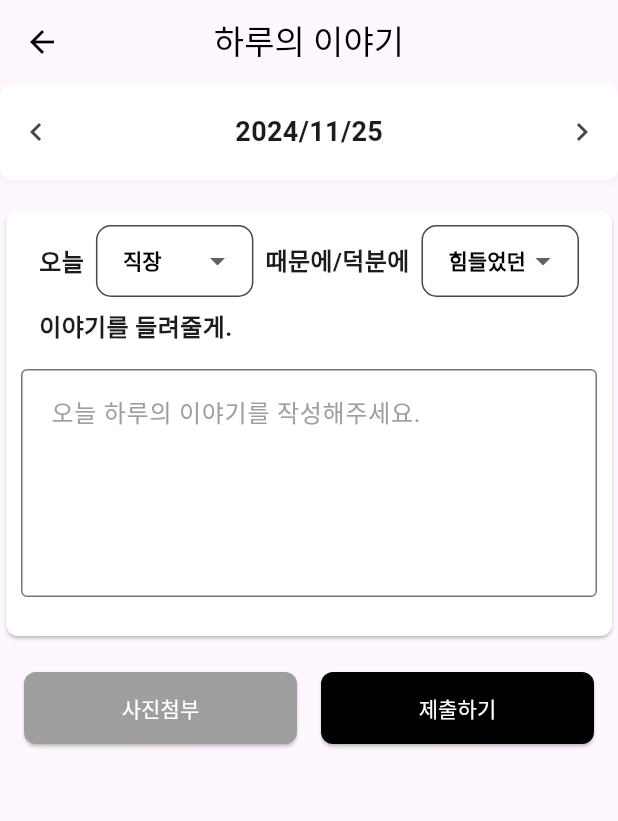
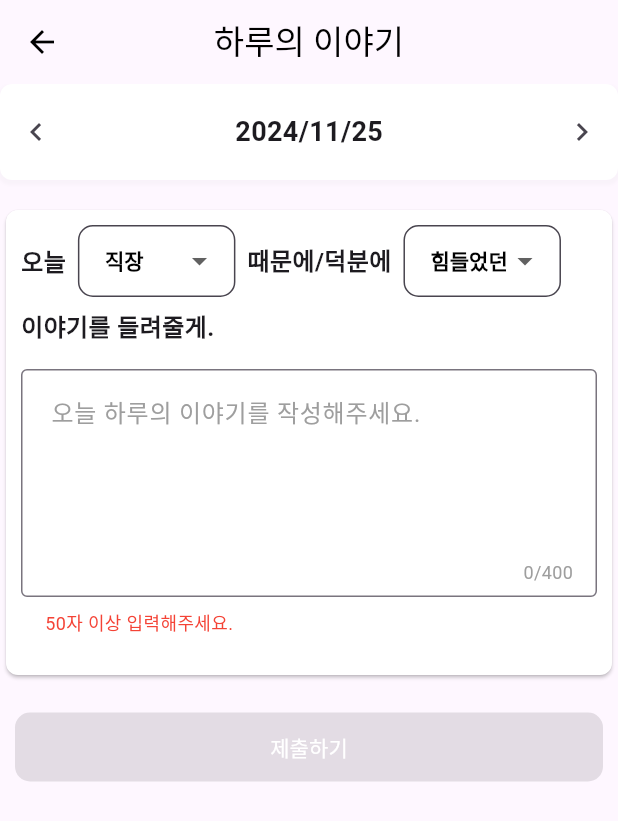
Before and after one commit to Jangjimin9766/hython-team3-front, a Flutter app: the WriteDiaryPage screen opened directly, on a phone screen of 412 x 824 dp. Shown: the top 821 px of the screen. Run offline on Flutter 3.47's test engine with Material 3 defaults, Android fonts, the phone set to English and light mode, and no system bars; our stand-ins replace image_picker, permission_handler.

Commit message:
[FEAT] 일기 작성 완료 화면 구현 및 일기 제출 조건에 따른 UI 업데이트(버튼 활성화, 텍스트 안내 문구 등)

```diff
--- a/lib/components/ButtonSubmit.dart
+++ b/lib/components/ButtonSubmit.dart
@@ -1,25 +1,30 @@
 import 'package:flutter/material.dart';
 
 class ButtonSubmit extends StatelessWidget {
-  final VoidCallback onPressed;
+  final VoidCallback? onPressed; // null이면 비활성화
+  final bool isEnabled;
 
   const ButtonSubmit({
     Key? key,
     required this.onPressed,
+    this.isEnabled = true,
   }) : super(key: key);
 
   @override
   Widget build(BuildContext context) {
     return ElevatedButton(
-      onPressed: onPressed,
+      onPressed: isEnabled ? onPressed : null, // 비활성화 처리
       style: ElevatedButton.styleFrom(
-        backgroundColor: Colors.black,
+        backgroundColor: isEnabled ? Colors.black : Colors.grey, // 상태에 따라 색상 변경
+        padding: const EdgeInsets.symmetric(horizontal: 50, vertical: 13),
         shape: RoundedRectangleBorder(
-          borderRadius: BorderRadius.circular(8),
+          borderRadius: BorderRadius.circular(10),
         ),
-        minimumSize: const Size.fromHeight(48),
       ),
-      child: const Text('제출하기', style: TextStyle(color: Colors.white)),
+      child: const Text(
+        '제출하기',
+        style: TextStyle(color: Colors.white, fontSize: 14),
+      ),
     );
   }
 }
--- a/lib/components/DiaryInputCard.dart
+++ b/lib/components/DiaryInputCard.dart
@@ -1,10 +1,11 @@
 import 'package:flutter/material.dart';
 import 'CustomDropdown.dart';
 
-class DiaryInputCard extends StatelessWidget {
+class DiaryInputCard extends StatefulWidget {
   final Function(String?) onDropdown1Changed;
   final Function(String?) onDropdown2Changed;
   final Function(String) onTextChanged;
+  final Function(bool) onCharacterCountValid; // 최소 글자수 유효 여부 전달
   final Widget? imagePreview;
 
   const DiaryInputCard({
@@ -12,8 +13,29 @@ class DiaryInputCard extends StatelessWidget {
     required this.onDropdown1Changed,
     required this.onDropdown2Changed,
     required this.onTextChanged,
+    required this.onCharacterCountValid,
     this.imagePreview,
   }) : super(key: key);
+
+  @override
+  _DiaryInputCardState createState() => _DiaryInputCardState();
+}
+
+class _DiaryInputCardState extends State<DiaryInputCard> {
+  final TextEditingController _textController = TextEditingController();
+  int _characterCount = 0;
+
+  @override
+  void initState() {
+    super.initState();
+    _textController.addListener(() {
+      setState(() {
+        _characterCount = _textController.text.length;
+      });
+      widget.onTextChanged(_textController.text);
+      widget.onCharacterCountValid(_characterCount >= 50); // 최소 글자 수 확인
+    });
+  }
 
   @override
   Widget build(BuildContext context) {
@@ -26,6 +48,7 @@ class DiaryInputCard extends StatelessWidget {
       child: Container(
         padding: const EdgeInsets.all(10.0),
         child: Column(
+          crossAxisAlignment: CrossAxisAlignment.start,
           children: [
             Wrap(
               spacing: 8.0,
@@ -40,7 +63,7 @@ class DiaryInputCard extends StatelessWidget {
                 CustomDropdown(
                   initialValue: '직장',
                   items: ['직장', '학업', '가족', '친구', '인간관계', '건강', '날씨', '연애/사랑', '돈', '기타'],
-                  onChanged: onDropdown1Changed,
+                  onChanged: widget.onDropdown1Changed,
                 ),
                 const Text(
                   "때문에/덕분에",
@@ -49,7 +72,7 @@ class DiaryInputCard extends StatelessWidget {
                 CustomDropdown(
                   initialValue: '힘들었던',
                   items: ['힘들었던', '좋았던', '특별했던'],
-                  onChanged: onDropdown2Changed,
+                  onChanged: widget.onDropdown2Changed,
                 ),
                 const Text(
                   "이야기를 들려줄게.",
@@ -58,7 +81,10 @@ class DiaryInputCard extends StatelessWidget {
               ],
             ),
             const SizedBox(height: 16),
+            Stack(
+              children: [
                 TextField(
+                  controller: _textController,
                   maxLines: 5,
                   decoration: const InputDecoration(
                     hintText: '오늘 하루의 이야기를 작성해주세요.',
@@ -66,10 +92,27 @@ class DiaryInputCard extends StatelessWidget {
                     border: OutlineInputBorder(),
                     contentPadding: EdgeInsets.all(16),
                   ),
-              onChanged: onTextChanged,
+                ),
+                Positioned(
+                  bottom: 8,
+                  right: 16,
+                  child: Text(
+                    '${_characterCount}/400', // 글자수 표시
+                    style: const TextStyle(fontSize: 12, color: Colors.grey),
+                  ),
+                ),
+              ],
+            ),
+            if (_characterCount < 50)
+              const Padding(
+                padding: EdgeInsets.only(top: 8, left: 16),
+                child: Text(
+                  '50자 이상 입력해주세요.', // 경고 메시지
+                  style: TextStyle(fontSize: 12, color: Colors.red),
+                ),
               ),
             const SizedBox(height: 16),
-            if (imagePreview != null) imagePreview!,
+            if (widget.imagePreview != null) widget.imagePreview!,
           ],
         ),
       ),
--- a/lib/pages/writeDairyPage.dart
+++ b/lib/pages/writeDairyPage.dart
@@ -7,6 +7,7 @@ import '../components/DateSelector.dart';
 import '../components/DiaryInputCard.dart';
 import '../components/ButtonPickPicture.dart';
 import '../components/ButtonSubmit.dart';
+import './completeWriteDiaryPage.dart'; // CompleteWriteDiaryPage import
 
 class WriteDiaryPage extends StatefulWidget {
   const WriteDiaryPage({Key? key}) : super(key: key);
@@ -18,30 +19,15 @@ class WriteDiaryPage extends StatefulWidget {
 class _WriteDiaryPageState extends State<WriteDiaryPage> {
   XFile? _image;
   final ImagePicker picker = ImagePicker();
+  bool _isButtonEnabled = false; // 버튼 활성화 상태
 
-  Future<bool> _requestPermission(Permission permission) async {
-    final status = await permission.request();
-    if (status.isGranted) return true;
-
-    if (status.isPermanentlyDenied) {
-      ScaffoldMessenger.of(context).showSnackBar(SnackBar(
-        content: const Text('앱 사용을 위해 권한이 필요합니다. 설정에서 허용해주세요.'),
-        action: SnackBarAction(label: '설정', onPressed: openAppSettings),
-      ));
-    }
-    return false;
-  }
-
+  // 이미지 선택 함수
   Future<void> _selectImage(ImageSource source) async {
-    final hasPermission = source == ImageSource.camera
-        ? await _requestPermission(Permission.camera)
-        : await _requestPermission(Permission.photos);
-
-    if (!hasPermission) return;
-
     final pickedFile = await picker.pickImage(source: source);
     if (pickedFile != null) {
-      setState(() => _image = pickedFile);
+      setState(() {
+        _image = pickedFile;
+      });
     }
   }
 
@@ -57,7 +43,9 @@ class _WriteDiaryPageState extends State<WriteDiaryPage> {
         title: const Text('하루의 이야기', style: TextStyle(color: Colors.black)),
         centerTitle: true,
       ),
-      body: Column(
+      body: SingleChildScrollView(
+        child: Column(
+          crossAxisAlignment: CrossAxisAlignment.stretch,
           children: [
             DateSelector(
               date: '2024/11/25',
@@ -69,36 +57,30 @@ class _WriteDiaryPageState extends State<WriteDiaryPage> {
               onDropdown1Changed: (value) => print('Dropdown1: $value'),
               onDropdown2Changed: (value) => print('Dropdown2: $value'),
               onTextChanged: (text) => print('Text: $text'),
-            imagePreview: _image != null
-                ? Container(
-              width: 80,
-              height: 80,
-              decoration: BoxDecoration(
-                borderRadius: BorderRadius.circular(8),
-                image: DecorationImage(
-                  image: FileImage(File(_image!.path)),
-                  fit: BoxFit.cover,
-                ),
-              ),
-            )
-                : null,
+              onCharacterCountValid: (isValid) {
+                // 글자 수 유효 여부 업데이트
+                setState(() {
+                  _isButtonEnabled = isValid;
+                });
+              },
             ),
             Row(
               children: [
                 Expanded(
                   child: Padding(
-                  padding: const EdgeInsets.only(top:20,left: 16, bottom: 20),
-                  child: ButtonPickPicture(
-                    onPressed: () => _selectImage(ImageSource.gallery),
+                    padding: const EdgeInsets.only(top: 20, left: 10,right: 10, bottom: 20),
+                    child: ButtonSubmit(
+                      onPressed: _isButtonEnabled
+                          ? () {
+                        Navigator.push(
+                          context,
+                          MaterialPageRoute(
+                            builder: (context) => const CompleteWriteDiaryPage(),
                           ),
-                ),
-              ),
-              const SizedBox(width: 16),
-              Expanded(
-                child: Padding(
-                  padding: const EdgeInsets.only(top:20 ,right: 16, bottom: 20),
-                  child: ButtonSubmit(
-                    onPressed: () => print('첨부된 이미지 경로: ${_image?.path}'),
+                        );
+                      }
+                          : null, // 버튼 비활성화 처리
+                      isEnabled: _isButtonEnabled, // 활성화 여부 전달
                     ),
                   ),
                 ),
@@ -106,6 +88,7 @@ class _WriteDiaryPageState extends State<WriteDiaryPage> {
             ),
           ],
         ),
+      ),
     );
   }
 }
```
Also changed, not shown: lib/pages/completeWriteDiaryPage.dart (added, +106 -0 lines), pubspec.lock. Lines whose indentation alone changed are shown as unchanged.
